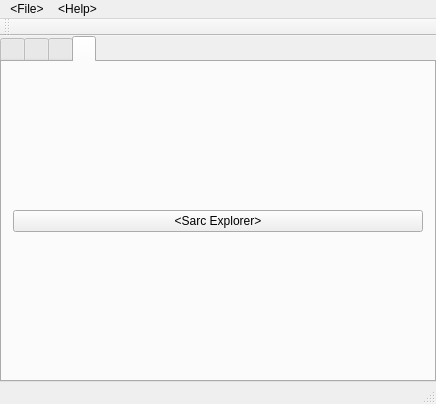
This is mainwindow.ui in ExplosBlue/CoinKiller as Qt 5 draws it before an edit. The edited form follows.
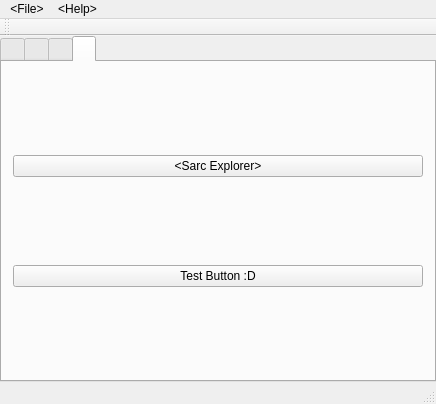
This is the edited form. The open tabs and pages were chosen to show the change.

What changed in the file:
```diff
--- a/mainwindow.ui
+++ b/mainwindow.ui
@@ -145,6 +145,13 @@
           </property>
          </widget>
         </item>
+        <item>
+         <widget class="QPushButton" name="testButton">
+          <property name="text">
+           <string>Test Button :D</string>
+          </property>
+         </widget>
+        </item>
        </layout>
       </widget>
      </widget>
```
